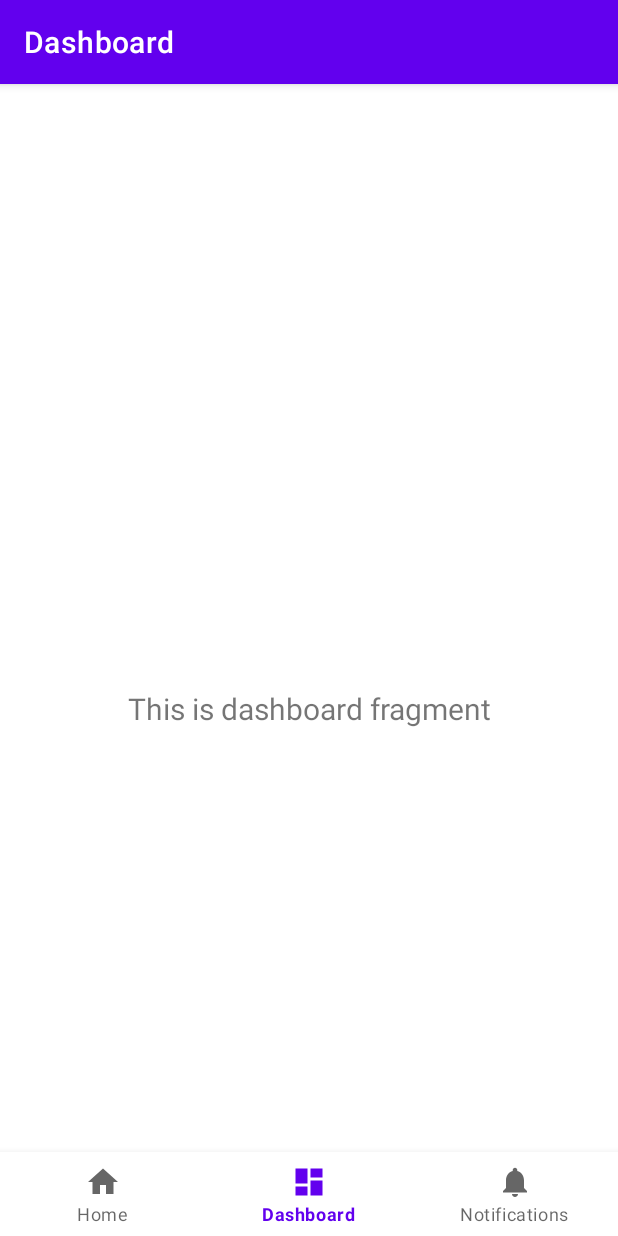
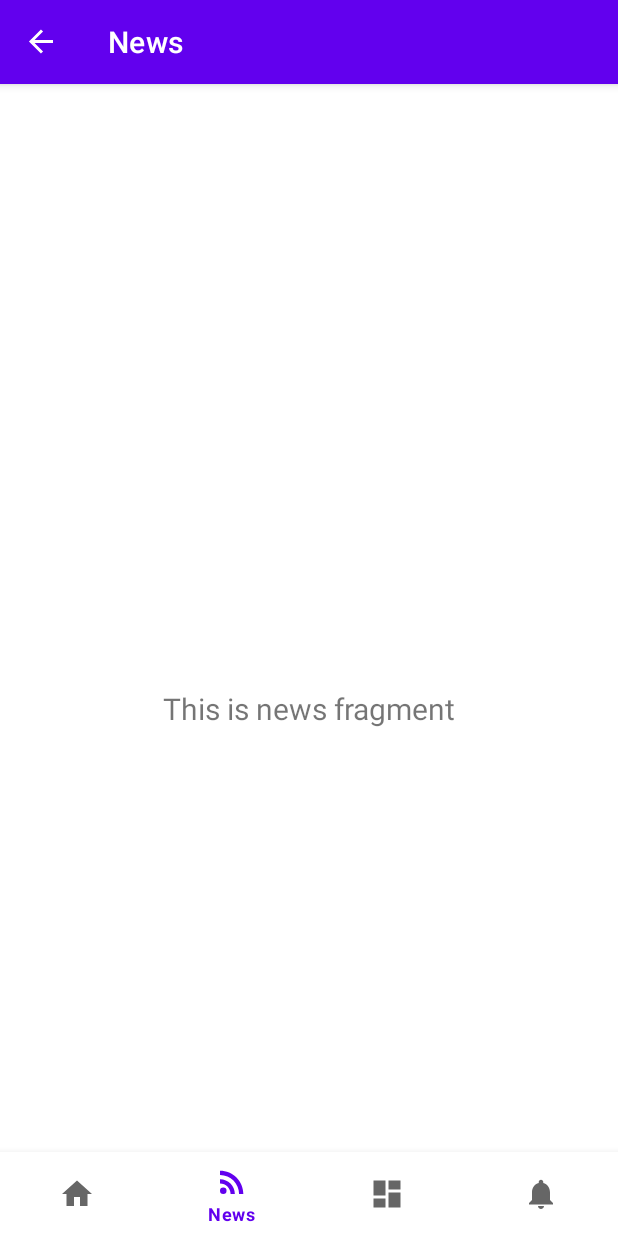
Before and after one commit to amaliefp/ThesisApp, an Android app: the screen it shows after launch (MainActivity), item 2 of the bottom bar chosen, on a phone screen of 412 x 824 dp. Run offline under Robolectric (Android 15) with nearby library versions, the phone set to English and light mode, and no system bars; our stand-ins replace navigation-ui.

Commit message:
adding newsfeed tab

```diff
--- /dev/null
+++ b/ITU_CommunicationApp/app/src/main/java/com/example/itu_communicationapp/ui/news/NewsFragment.java
@@ -0,0 +1,37 @@
+package com.example.itu_communicationapp.ui.news;
+
+import android.os.Bundle;
+import android.view.LayoutInflater;
+import android.view.View;
+import android.view.ViewGroup;
+import android.widget.TextView;
+
+import androidx.annotation.NonNull;
+import androidx.fragment.app.Fragment;
+import androidx.lifecycle.ViewModelProvider;
+
+import com.example.itu_communicationapp.databinding.FragmentNewsBinding;
+
+public class NewsFragment extends Fragment{
+
+    private FragmentNewsBinding binding;
+
+    public View onCreateView(@NonNull LayoutInflater inflater,
+                             ViewGroup container, Bundle savedInstanceState) {
+        NewsViewModel newsViewModel =
+                new ViewModelProvider(this).get(NewsViewModel.class);
+
+        binding = FragmentNewsBinding.inflate(inflater, container, false);
+        View root = binding.getRoot();
+
+        final TextView textView = binding.textNews;
+        newsViewModel.getText().observe(getViewLifecycleOwner(), textView::setText);
+        return root;
+    }
+
+    @Override
+    public void onDestroyView() {
+        super.onDestroyView();
+        binding = null;
+    }
+}
--- /dev/null
+++ b/ITU_CommunicationApp/app/src/main/java/com/example/itu_communicationapp/ui/news/NewsViewModel.java
@@ -0,0 +1,19 @@
+package com.example.itu_communicationapp.ui.news;
+
+import androidx.lifecycle.LiveData;
+import androidx.lifecycle.MutableLiveData;
+import androidx.lifecycle.ViewModel;
+
+public class NewsViewModel extends ViewModel {
+
+    private final MutableLiveData<String> mText;
+
+    public NewsViewModel() {
+        mText = new MutableLiveData<>();
+        mText.setValue("This is news fragment");
+    }
+
+    public LiveData<String> getText() {
+        return mText;
+    }
+}
--- /dev/null
+++ b/ITU_CommunicationApp/app/src/main/res/drawable/ic_baseline_rss_feed_24.xml
@@ -0,0 +1,6 @@
+<vector android:height="24dp" android:tint="#000000"
+    android:viewportHeight="24" android:viewportWidth="24"
+    android:width="24dp" xmlns:android="http://schemas.android.com/apk/res/android">
+    <path android:fillColor="@android:color/white" android:pathData="M6.18,17.82m-2.18,0a2.18,2.18 0,1 1,4.36 0a2.18,2.18 0,1 1,-4.36 0"/>
+    <path android:fillColor="@android:color/white" android:pathData="M4,4.44v2.83c7.03,0 12.73,5.7 12.73,12.73h2.83c0,-8.59 -6.97,-15.56 -15.56,-15.56zM4,10.1v2.83c3.9,0 7.07,3.17 7.07,7.07h2.83c0,-5.47 -4.43,-9.9 -9.9,-9.9z"/>
+</vector>
--- /dev/null
+++ b/ITU_CommunicationApp/app/src/main/res/layout/fragment_news.xml
@@ -0,0 +1,22 @@
+<?xml version="1.0" encoding="utf-8"?>
+<androidx.constraintlayout.widget.ConstraintLayout xmlns:android="http://schemas.android.com/apk/res/android"
+    xmlns:app="http://schemas.android.com/apk/res-auto"
+    xmlns:tools="http://schemas.android.com/tools"
+    android:layout_width="match_parent"
+    android:layout_height="match_parent"
+    tools:context=".ui.news.NewsFragment">
+
+    <TextView
+        android:id="@+id/text_news"
+        android:layout_width="match_parent"
+        android:layout_height="wrap_content"
+        android:layout_marginStart="8dp"
+        android:layout_marginTop="8dp"
+        android:layout_marginEnd="8dp"
+        android:textAlignment="center"
+        android:textSize="20sp"
+        app:layout_constraintBottom_toBottomOf="parent"
+        app:layout_constraintEnd_toEndOf="parent"
+        app:layout_constraintStart_toStartOf="parent"
+        app:layout_constraintTop_toTopOf="parent" />
+</androidx.constraintlayout.widget.ConstraintLayout>
--- a/ITU_CommunicationApp/app/src/main/res/menu/bottom_nav_menu.xml
+++ b/ITU_CommunicationApp/app/src/main/res/menu/bottom_nav_menu.xml
@@ -5,6 +5,11 @@
         android:id="@+id/navigation_home"
         android:icon="@drawable/ic_home_black_24dp"
         android:title="@string/title_home" />
+
+    <item
+        android:id="@+id/navigation_news"
+        android:icon="@drawable/ic_baseline_rss_feed_24"
+        android:title="News" />
 
     <item
         android:id="@+id/navigation_dashboard"
--- a/ITU_CommunicationApp/app/src/main/res/navigation/mobile_navigation.xml
+++ b/ITU_CommunicationApp/app/src/main/res/navigation/mobile_navigation.xml
@@ -12,6 +12,12 @@
         tools:layout="@layout/fragment_home" />
 
     <fragment
+        android:id="@+id/navigation_news"
+        android:name="com.example.itu_communicationapp.ui.news.NewsFragment"
+        android:label="@string/title_news"
+        tools:layout="@layout/fragment_dashboard" />
+
+    <fragment
         android:id="@+id/navigation_dashboard"
         android:name="com.example.itu_communicationapp.ui.dashboard.DashboardFragment"
         android:label="@string/title_dashboard"
--- a/ITU_CommunicationApp/app/src/main/res/values/strings.xml
+++ b/ITU_CommunicationApp/app/src/main/res/values/strings.xml
@@ -1,6 +1,7 @@
 <resources>
     <string name="app_name">ITU_CommunicationApp</string>
     <string name="title_home">Home</string>
+    <string name="title_news">News</string>
     <string name="title_dashboard">Dashboard</string>
     <string name="title_notifications">Notifications</string>
 </resources>
--- a/ITU_CommunicationApp/build.gradle
+++ b/ITU_CommunicationApp/build.gradle
@@ -1,5 +1,5 @@
 // Top-level build file where you can add configuration options common to all sub-projects/modules.
 plugins {
-    id 'com.android.application' version '7.3.0' apply false
-    id 'com.android.library' version '7.3.0' apply false
+    id 'com.android.application' version '7.3.1' apply false
+    id 'com.android.library' version '7.3.1' apply false
 }
```
Also changed, not shown: 2 other files.
